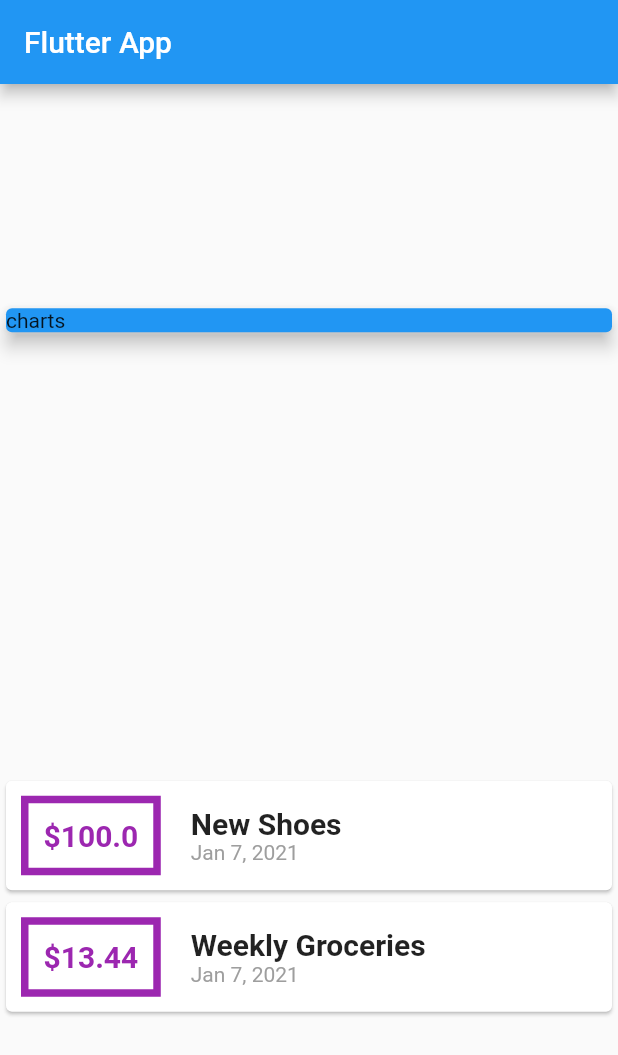
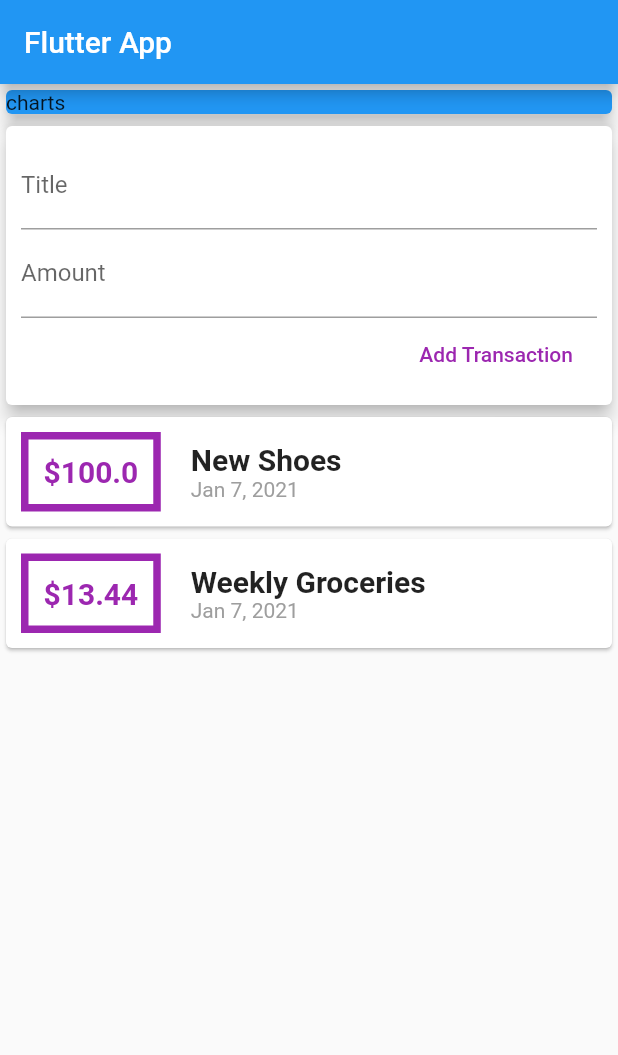
Before and after one commit to loranm/expenses, a Flutter app: the screen it shows after launch, on a phone screen of 412 x 824 dp. Shown: the top 1055 px of the screen. Run offline on Flutter 3.47's test engine with Material 2 defaults, Android fonts, the phone set to English and light mode, and no system bars.

Commit message:
main: Added user input

```diff
--- a/lib/expense-list.dart
+++ b/lib/expense-list.dart
@@ -1,7 +1,8 @@
 import 'package:flutter/material.dart';
 import 'package:flutter/widgets.dart';
 import 'package:flutter_expenses/transaction.dart';
-import "package:intl/intl.dart";
+
+import 'expense.dart';
 
 class ExpenseList extends StatelessWidget {
   final List<Transaction> transactions;
@@ -12,39 +13,8 @@ class ExpenseList extends StatelessWidget {
   Widget build(BuildContext context) {
     return Column(
         children: transactions
-            .map((transaction) => Card(
-                  child: Row(
-                    children: [
-                      Container(
-                        margin: EdgeInsets.all(10),
-                        padding: EdgeInsets.all(10),
-                        decoration: BoxDecoration(
-                            border: Border.all(color: Colors.purple, width: 5)),
-                        child: Text(
-                          '\$${transaction.amount}',
-                          style: TextStyle(
-                              color: Colors.purple,
-                              fontWeight: FontWeight.bold,
-                              fontSize: 20),
-                        ),
-                      ),
-                      Container(
-                        margin: EdgeInsets.all(10),
-                        child: Column(
-                          crossAxisAlignment: CrossAxisAlignment.start,
-                          children: [
-                            Text(transaction.title,
-                                style: TextStyle(
-                                    fontSize: 20, fontWeight: FontWeight.bold)),
-                            Text(
-                             DateFormat.yMMMd().format(transaction.date),
-                              style: TextStyle(color: Colors.grey),
-                            )
-                          ],
-                        ),
-                      )
-                    ],
-                  ),
+            .map((transaction) => ExpenseWidget(
+                  transaction: transaction,
                 ))
             .toList());
   }
--- /dev/null
+++ b/lib/expense.dart
@@ -0,0 +1,49 @@
+import 'package:flutter/material.dart';
+import 'package:flutter_expenses/transaction.dart';
+import 'package:intl/intl.dart';
+
+class ExpenseWidget extends StatelessWidget {
+  final transaction;
+
+  const ExpenseWidget({
+    Transaction this.transaction,
+  }) : super();
+
+  @override
+  Widget build(BuildContext context) {
+    return Card(
+      child: Row(
+        children: [
+          Container(
+            margin: EdgeInsets.all(10),
+            padding: EdgeInsets.all(10),
+            decoration: BoxDecoration(
+                border: Border.all(color: Colors.purple, width: 5)),
+            child: Text(
+              '\$${transaction.amount}',
+              style: TextStyle(
+                  color: Colors.purple,
+                  fontWeight: FontWeight.bold,
+                  fontSize: 20),
+            ),
+          ),
+          Container(
+            margin: EdgeInsets.all(10),
+            child: Column(
+              crossAxisAlignment: CrossAxisAlignment.start,
+              children: [
+                Text(transaction.title,
+                    style:
+                        TextStyle(fontSize: 20, fontWeight: FontWeight.bold)),
+                Text(
+                  DateFormat.yMMMd().format(transaction.date),
+                  style: TextStyle(color: Colors.grey),
+                )
+              ],
+            ),
+          )
+        ],
+      ),
+    );
+  }
+}
--- a/lib/main.dart
+++ b/lib/main.dart
@@ -30,11 +30,18 @@ class MyApp extends StatelessWidget {
 }
 
 class MyHomePage extends StatelessWidget {
+  addTransaction() {
+    print("coucou transaction");
+  }
+
   final List<Transaction> transactions = [
     Transaction(
-      id: 't1', title: "New Shoes", amount: 100, date: DateTime.now()),
+        id: 't1', title: "New Shoes", amount: 100, date: DateTime.now()),
     Transaction(
-      id: 't2', title: "Weekly Groceries", amount: 13.44, date: DateTime.now())
+        id: 't2',
+        title: "Weekly Groceries",
+        amount: 13.44,
+        date: DateTime.now())
   ];
 
   @override
@@ -44,7 +51,7 @@ class MyHomePage extends StatelessWidget {
           title: Text('Flutter App'),
         ),
         body: Column(
-            mainAxisAlignment: MainAxisAlignment.spaceAround,
+            // mainAxisAlignment: MainAxisAlignment.spaceAround,
             crossAxisAlignment: CrossAxisAlignment.stretch,
             children: <Widget>[
               Container(
@@ -55,6 +62,28 @@ class MyHomePage extends StatelessWidget {
                   child: Text("charts"),
                 ),
               ),
+              Card(
+                elevation: 5,
+                child: Container(
+                  padding: EdgeInsets.all(10),
+                  child: Column(
+                    crossAxisAlignment: CrossAxisAlignment.end,
+                    children: <Widget>[
+                      TextField(
+                        decoration: InputDecoration(labelText: "Title"),
+                      ),
+                      TextField(
+                        decoration: InputDecoration(labelText: "Amount"),
+                      ),
+                      FlatButton(
+                        onPressed: addTransaction,
+                        textColor: Colors.purple,
+                        child: Text("Add Transaction"),
+                      ),
+                    ],
+                  ),
+                ),
+              ),
               ExpenseList(transactions: this.transactions)
             ]));
   }
```
